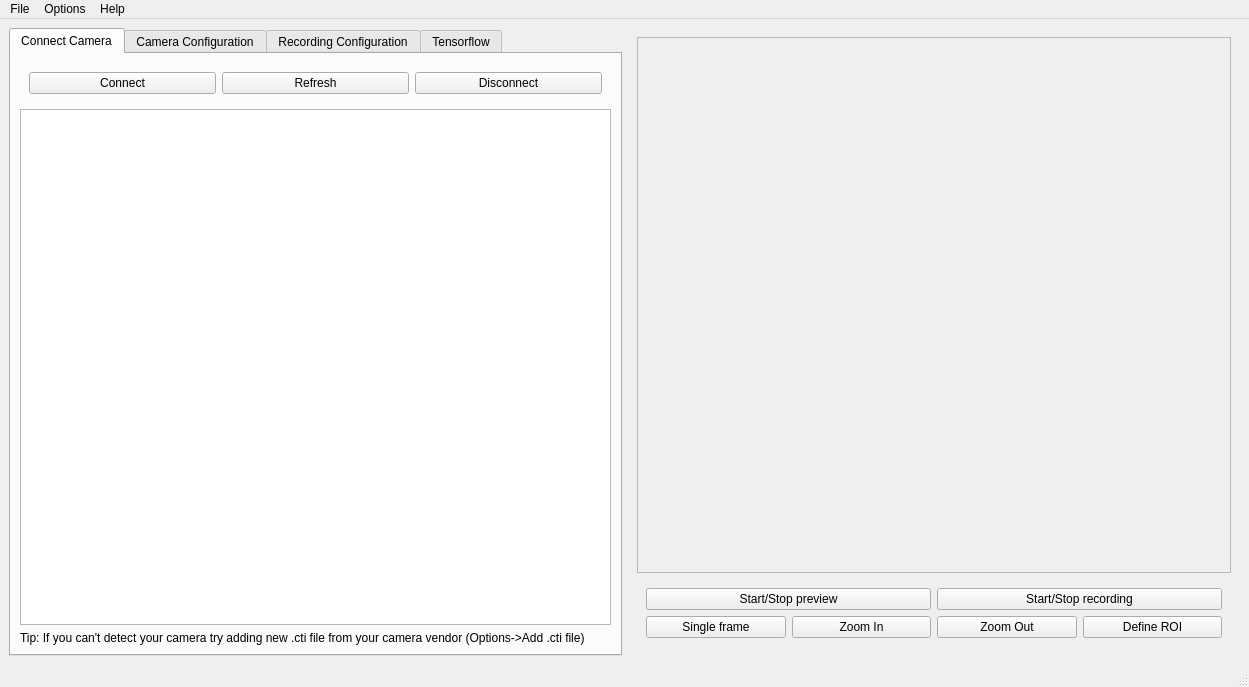
This is anubis.ui in xlukas10/anubis as Qt 5 draws it before an edit. The edited form follows.
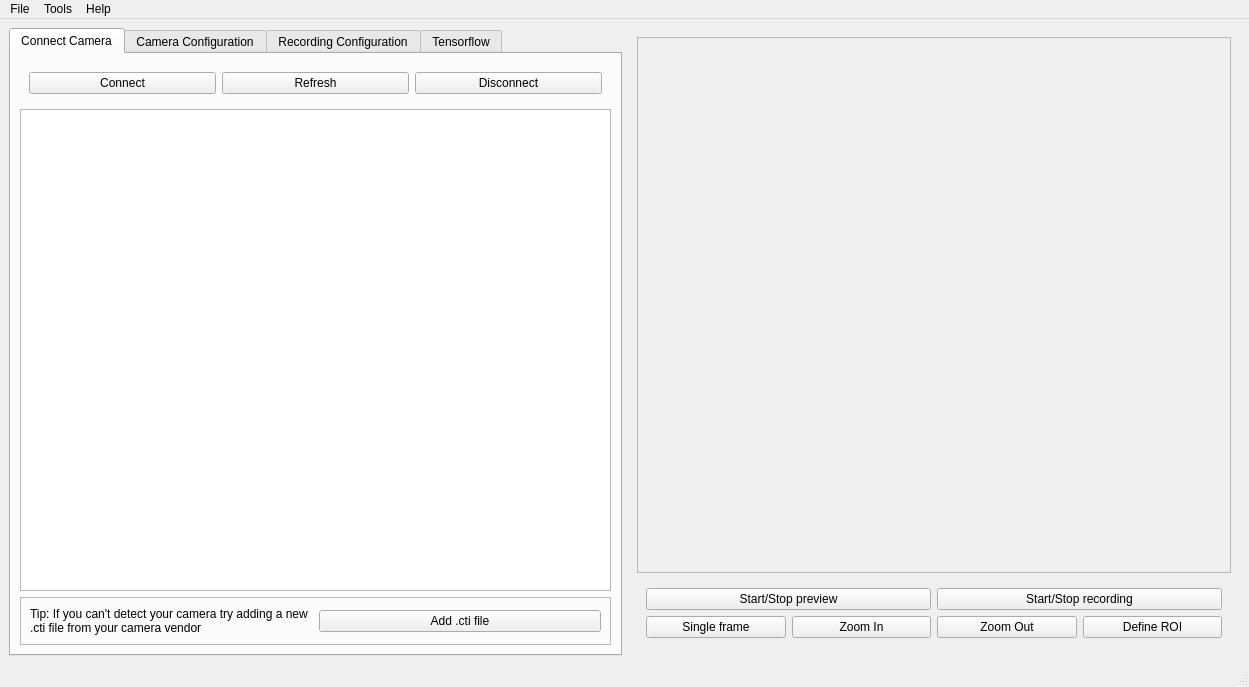
This is the edited form. The open tabs and pages were chosen to show the change. Icons and pictures are not drawn.

Commit message: Cti config can be saved

```diff
--- a/anubis.ui
+++ b/anubis.ui
@@ -158,13 +158,32 @@
          <widget class="QListWidget" name="list_detected_cameras"/>
         </item>
         <item>
-         <widget class="QLabel" name="tip_add_cti">
-          <property name="text">
-           <string>Tip: If you can't detect your camera try adding new .cti file from your camera vendor (Options-&gt;Add .cti file)</string>
+         <widget class="QFrame" name="frame_cti">
+          <property name="frameShape">
+           <enum>QFrame::StyledPanel</enum>
           </property>
-          <property name="wordWrap">
-           <bool>true</bool>
+          <property name="frameShadow">
+           <enum>QFrame::Raised</enum>
           </property>
+          <layout class="QHBoxLayout" name="horizontalLayout_6">
+           <item>
+            <widget class="QLabel" name="tip_add_cti">
+             <property name="text">
+              <string>Tip: If you can't detect your camera try adding a new .cti file from your camera vendor</string>
+             </property>
+             <property name="wordWrap">
+              <bool>true</bool>
+             </property>
+            </widget>
+           </item>
+           <item>
+            <widget class="QPushButton" name="btn_add_cti">
+             <property name="text">
+              <string>Add .cti file</string>
+             </property>
+            </widget>
+           </item>
+          </layout>
          </widget>
         </item>
        </layout>
@@ -675,7 +694,7 @@
    </widget>
    <widget class="QMenu" name="menuOptions">
     <property name="title">
-     <string>Options</string>
+     <string>Tools</string>
     </property>
     <addaction name="actionAdd_Remove_cti_file"/>
     <addaction name="actionRemove_cti_file"/>
```
Left out of the diff: 25 changed lines with no effect on the pictures. The commit also changes 2 other files.
